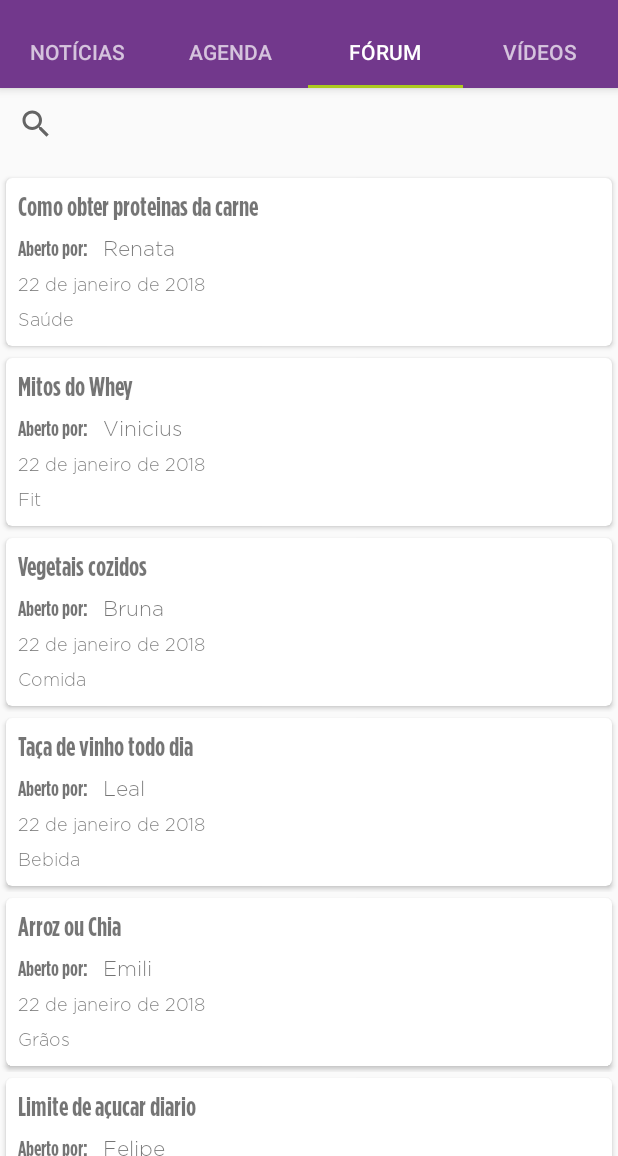
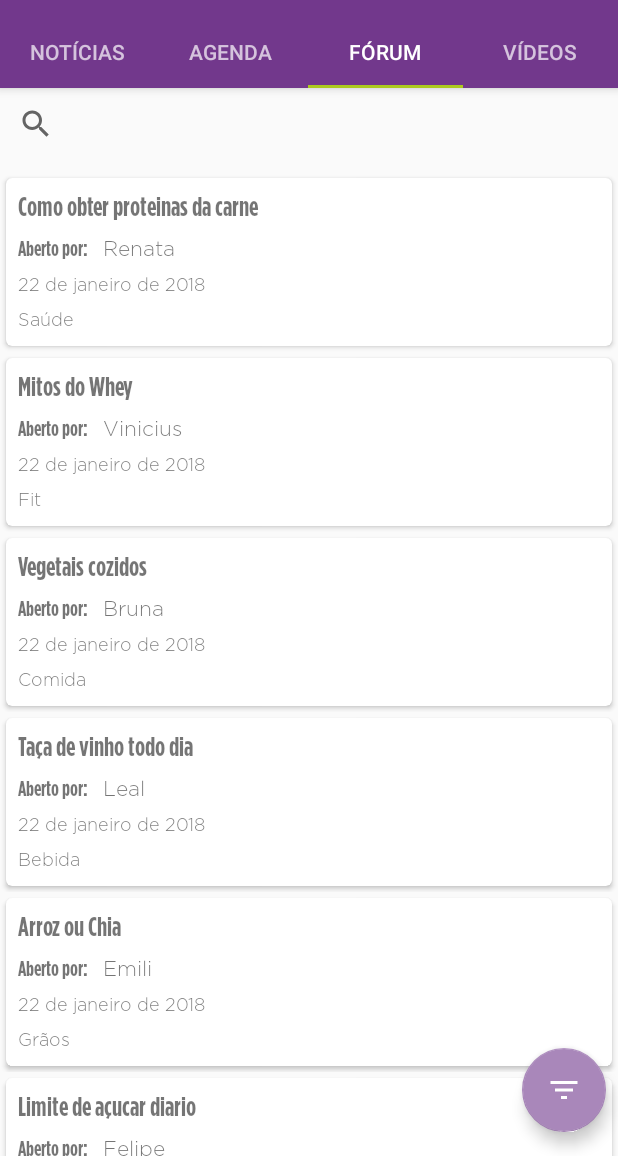
Before and after one commit to felipe11xx/alimente-se-Bem, an Android app: the MainActivity screen opened directly, with no data from a screen before it, tab 3 chosen, on a phone screen of 412 x 824 dp, the part 80-1236 px from its top. Run offline under Robolectric (Android 15) with nearby library versions, the phone set to English and light mode, and no system bars; libraries missing offline, so code that uses them is left out: com.facebook, com.facebook.login; Roboto replaces fonts that are not available here; 3 statements that could not run were skipped.

Commit message:
FloatActionButton con ação de ordenar listar começado 31/03/2018 02:00

```diff
--- a/AlimenteSeBem/app/src/main/java/com/example/web/alimentesebem/view/MainActivity.java
+++ b/AlimenteSeBem/app/src/main/java/com/example/web/alimentesebem/view/MainActivity.java
@@ -3,31 +3,26 @@ package com.example.web.alimentesebem.view;
 import android.content.DialogInterface;
 import android.content.Intent;
 import android.graphics.Typeface;
-import android.os.Parcelable;
 import android.support.design.widget.TabLayout;
 import android.support.design.widget.FloatingActionButton;
-import android.support.design.widget.Snackbar;
 import android.support.v7.app.AlertDialog;
 import android.support.v7.app.AppCompatActivity;
+import android.support.v7.widget.PopupMenu;
 import android.support.v7.widget.Toolbar;
-
 import android.support.v4.app.Fragment;
 import android.support.v4.app.FragmentManager;
 import android.support.v4.app.FragmentPagerAdapter;
 import android.support.v4.view.ViewPager;
 import android.os.Bundle;
-
 import android.view.Menu;
 import android.view.MenuItem;
 import android.view.View;
-import android.view.WindowManager;
 import android.view.inputmethod.InputMethodManager;
 import android.widget.TextView;
 import android.widget.Toast;
 
 
 import com.example.web.alimentesebem.R;
-import com.example.web.alimentesebem.model.TagForumBean;
 import com.facebook.AccessToken;
 import com.facebook.GraphRequest;
 import com.facebook.GraphResponse;
@@ -50,6 +45,8 @@ public class MainActivity extends AppCompatActivity {
      * The {@link ViewPager} that will host the section contents.
      */
     private ViewPager mViewPager;
+    private FloatingActionButton floatButton;
+    private String msg;
 
     @Override
     protected void onCreate(Bundle savedInstanceState) {
@@ -60,7 +57,7 @@ public class MainActivity extends AppCompatActivity {
         toolbarTittle.setTypeface(typeFont);
         Toolbar toolbar = (Toolbar) findViewById(R.id.toolbar);
         setSupportActionBar(toolbar);
-
+        floatButton = findViewById(R.id.btn_ordena);
         // Create the adapter that will return a fragment for each of the three
         // primary sections of the activity.
         mSectionsPagerAdapter = new SectionsPagerAdapter(getSupportFragmentManager());
@@ -77,6 +74,41 @@ public class MainActivity extends AppCompatActivity {
         //Ações ao mudar de pagina na TabView
         mViewPager.addOnPageChangeListener(myOnPageChangeListener);
 
+        floatButton.setOnClickListener(new View.OnClickListener() {
+            @Override
+            public void onClick(View v) {
+                //Toast.makeText(getApplicationContext(),msg,Toast.LENGTH_SHORT).show();
+                PopupMenu popupMenu = new PopupMenu(v.getContext(), v);
+                popupMenu.getMenuInflater().inflate(R.menu.filtro_menu, popupMenu.getMenu());
+
+               // final Activity context = (Activity)view.getContext();
+
+                popupMenu.setOnMenuItemClickListener(new PopupMenu.OnMenuItemClickListener() {
+                    public boolean onMenuItemClick(MenuItem item) {
+
+                        switch (item.getItemId()) {
+
+                            case R.id.item_categoria:
+                                Toast.makeText(getApplicationContext(),"Categoria",Toast.LENGTH_SHORT).show();
+                                break;
+
+                            case R.id.item_titulo:
+                                Toast.makeText(getApplicationContext(),"Titulo",Toast.LENGTH_SHORT).show();
+                                break;
+
+                            case R.id.item_data:
+                                Toast.makeText(getApplicationContext(),"Data",Toast.LENGTH_SHORT).show();
+                                break;
+
+                        }
+
+                        return true;
+                    }
+                });
+
+                popupMenu.show();
+            }
+        });
     }
 
     @Override
@@ -159,10 +191,6 @@ public class MainActivity extends AppCompatActivity {
             switch (position){
                 case 0:
                     TabNoticia tabNoticia = new TabNoticia();
-             /*       Bundle extra = new Bundle();
-
-                    extra.putParcelable("botao",); // TODO: passar a referência do FloatActionButton
-                    tabNoticia.setArguments(extra);*/
                     return tabNoticia;
                 case 1:
                     TabAgenda tabAgenda = new TabAgenda();
@@ -228,10 +256,28 @@ public class MainActivity extends AppCompatActivity {
                 @Override
                 public void onPageSelected(int position) {
                     //This method will be invoked when a new page becomes selected.
+
+                    switch (position){
+                        case 0:
+                            msg ="Noticia";
+                            break;
+                        case 1:
+                            msg ="Agenda";
+                            break;
+                        case 2:
+                            msg ="Forum";
+                            break;
+                        case 3:
+                            msg ="Videos";
+                            break;
+                    }
+
                     //esconde o teclado
                     hideKeyboard();
                 }
             };
+
+
 
     public  void hideKeyboard() {
         InputMethodManager inputManager = (InputMethodManager)getApplicationContext().getSystemService(this.INPUT_METHOD_SERVICE);
--- a/AlimenteSeBem/app/src/main/res/layout/activity_main.xml
+++ b/AlimenteSeBem/app/src/main/res/layout/activity_main.xml
@@ -36,9 +36,6 @@
 
         </android.support.v7.widget.Toolbar>
 
-
-
-
         <android.support.design.widget.TabLayout
             android:id="@+id/tabs"
             android:layout_width="match_parent"
@@ -75,6 +72,26 @@
         android:id="@+id/container"
         android:layout_width="match_parent"
         android:layout_height="match_parent"
-        app:layout_behavior="@string/appbar_scrolling_view_behavior" />
+        app:layout_behavior="@string/appbar_scrolling_view_behavior" >
+
+    </android.support.v4.view.ViewPager>
+
+
+        <android.support.design.widget.FloatingActionButton
+            android:id="@+id/btn_ordena"
+            android:layout_width="wrap_content"
+            android:layout_height="wrap_content"
+            android:layout_gravity="bottom|end"
+            android:layout_marginBottom="16dp"
+            android:layout_marginEnd="8dp"
+            android:layout_marginStart="8dp"
+            app:backgroundTint="@color/lilasPadrão"
+            app:elevation="6dp"
+            app:layout_constraintBottom_toBottomOf="parent"
+            app:layout_constraintEnd_toEndOf="parent"
+            app:layout_constraintHorizontal_bias="0.975"
+            app:layout_constraintStart_toStartOf="parent"
+            app:srcCompat="@drawable/ic_filter_list_white_24dp" />
+
 
 </android.support.design.widget.CoordinatorLayout>
--- /dev/null
+++ b/AlimenteSeBem/app/src/main/res/menu/filtro_menu.xml
@@ -0,0 +1,13 @@
+<?xml version="1.0" encoding="utf-8"?>
+<menu xmlns:android="http://schemas.android.com/apk/res/android">
+
+    <item
+        android:id="@+id/item_categoria"
+        android:title="@string/categoria" />
+    <item
+        android:id="@+id/item_titulo"
+        android:title="@string/titulo" />
+    <item
+        android:id="@+id/item_data"
+        android:title="@string/ordem_default" />
+</menu>
--- a/AlimenteSeBem/app/src/main/res/values/strings.xml
+++ b/AlimenteSeBem/app/src/main/res/values/strings.xml
@@ -55,7 +55,9 @@
         <item>Titulo</item>
         <item>Data</item>
     </string-array>
-
+    <string name="categoria">Categoria</string>
+    <string name="titulo">Titulo</string>
+   ]
     <!-- facebook -->
 
     <string name="facebook_app_id">395228594279087</string>
```
Also changed, not shown: AlimenteSeBem/app/src/main/res/layout/detalhe_noticias.xml (+18 -27 lines).
